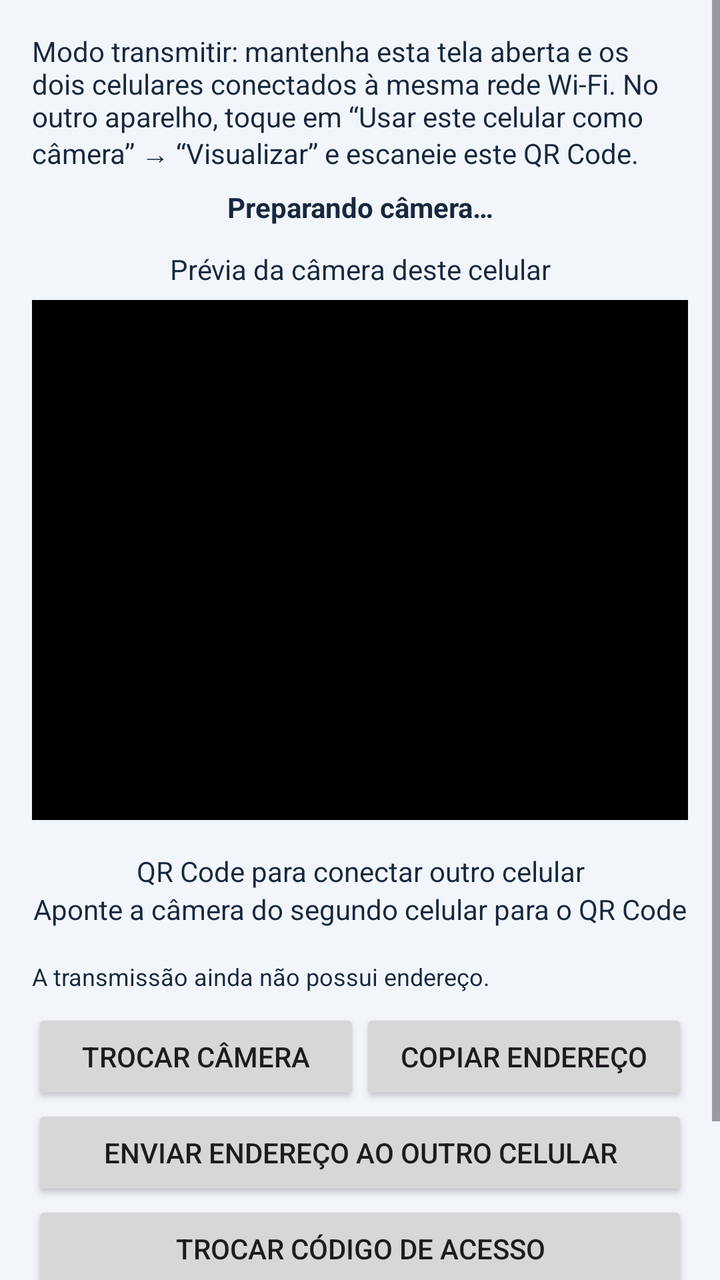
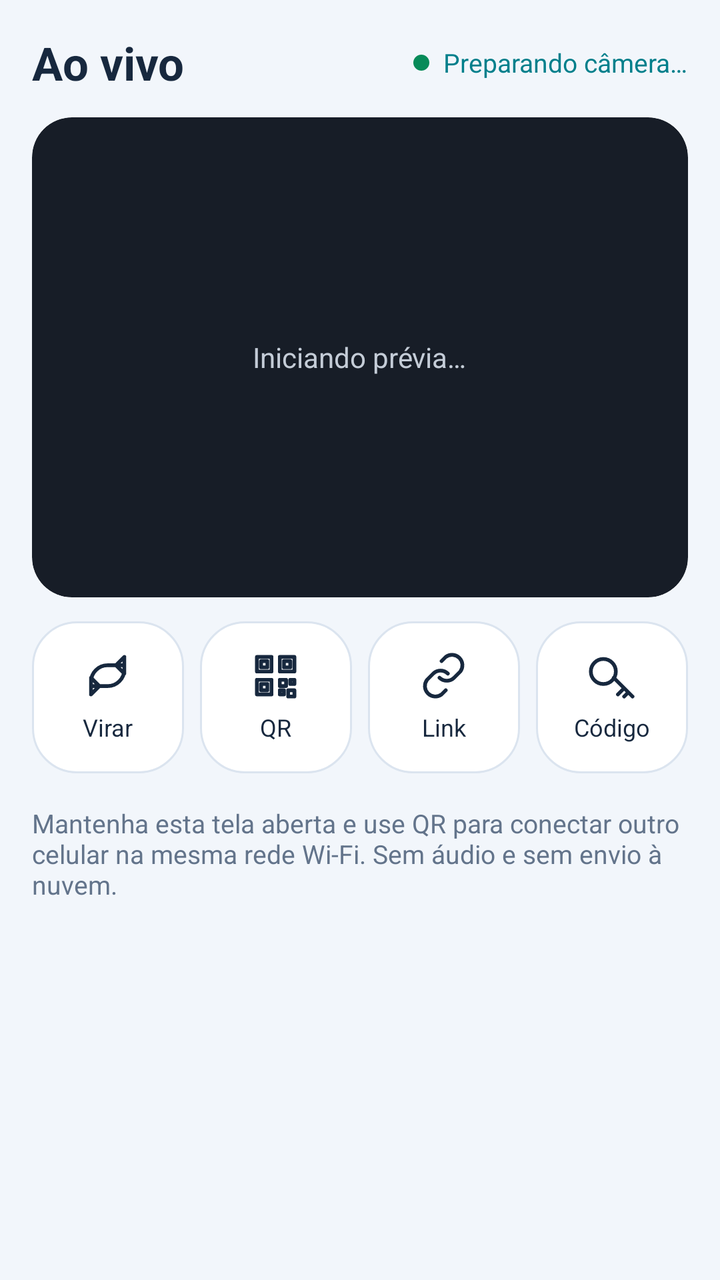

The first picture is an Android layout as it rendered before a commit; the second is the same layout after the commit. The layout source and the unified diff follow.
<!-- AndroidManifest.xml: application theme Theme.MinhaCamera -->
<!-- res/layout/activity_phone_camera.xml -->
<?xml version="1.0" encoding="utf-8"?>
<ScrollView xmlns:android="http://schemas.android.com/apk/res/android"
    android:layout_width="match_parent" android:layout_height="match_parent"
    android:background="@color/app_background" android:fillViewport="true">
    <LinearLayout android:layout_width="match_parent" android:layout_height="wrap_content"
        android:orientation="vertical" android:padding="16dp">
        <TextView android:layout_width="match_parent" android:layout_height="wrap_content"
            android:text="@string/phone_camera_instructions" android:textColor="@color/app_text"
            android:layout_marginBottom="8dp" />
        <TextView android:id="@+id/phoneStatus" android:layout_width="match_parent"
            android:layout_height="wrap_content" android:text="@string/phone_waiting"
            android:gravity="center" android:textStyle="bold" android:textColor="@color/app_text" />
        <TextView android:layout_width="match_parent" android:layout_height="wrap_content"
            android:text="@string/phone_preview_label" android:textColor="@color/app_text"
            android:gravity="center" android:layout_marginTop="12dp" android:layout_marginBottom="6dp" />
        <FrameLayout android:layout_width="match_parent" android:layout_height="260dp"
            android:background="#000000">
            <TextureView android:id="@+id/phonePreview" android:layout_width="match_parent"
                android:layout_height="match_parent" />
        </FrameLayout>
        <TextView android:layout_width="match_parent" android:layout_height="wrap_content"
            android:text="@string/phone_pairing_label" android:textColor="@color/app_text"
            android:gravity="center" android:layout_marginTop="16dp" />
        <ImageView android:id="@+id/phoneQrCode" android:layout_width="224dp"
            android:layout_height="224dp" android:layout_gravity="center_horizontal"
            android:layout_marginTop="8dp" android:layout_marginBottom="8dp"
            android:padding="8dp" android:background="#FFFFFF"
            android:scaleType="fitCenter" android:visibility="gone"
            android:contentDescription="@string/phone_qr_code_description" />
        <TextView android:layout_width="match_parent" android:layout_height="wrap_content"
            android:text="@string/phone_qr_hint" android:textColor="@color/app_text"
            android:gravity="center" android:layout_marginBottom="8dp" />
        <TextView android:id="@+id/phoneAddress" android:layout_width="match_parent"
            android:layout_height="wrap_content" android:text="@string/phone_no_address"
            android:textIsSelectable="true" android:layout_marginTop="8dp"
            android:textSize="12sp" android:textColor="@color/app_text"
            android:breakStrategy="simple" />
        <LinearLayout android:layout_width="match_parent" android:layout_height="wrap_content"
            android:orientation="horizontal" android:layout_marginTop="8dp">
            <Button android:id="@+id/phoneSwitch" android:layout_width="0dp" android:layout_weight="1"
                android:layout_height="wrap_content" android:text="@string/phone_switch" />
            <Button android:id="@+id/phoneCopy" android:layout_width="0dp" android:layout_weight="1"
                android:layout_height="wrap_content" android:text="@string/phone_copy" />
        </LinearLayout>
        <Button android:id="@+id/phoneShare" android:layout_width="match_parent"
            android:layout_height="wrap_content" android:text="@string/phone_share" />
        <Button android:id="@+id/phoneRevoke" android:layout_width="match_parent"
            android:layout_height="wrap_content" android:text="@string/phone_revoke" />
        <TextView android:layout_width="match_parent" android:layout_height="wrap_content"
            android:layout_marginTop="8dp" android:text="@string/phone_security_notice"
            android:textColor="@color/app_text" android:textSize="12sp" />
    </LinearLayout>
</ScrollView>
<!-- resources referenced by this layout -->
<resources>
  <color name="app_background">#F2F6FB</color>
  <color name="app_text">#17283E</color>
  <string name="phone_camera_instructions">Modo transmitir: mantenha esta tela aberta e os dois celulares conectados à mesma rede Wi-Fi. No outro aparelho, toque em “Usar este celular como câmera” → “Visualizar” e escaneie este QR Code.</string>
  <string name="phone_copy">Copiar endereço</string>
  <string name="phone_no_address">A transmissão ainda não possui endereço.</string>
  <string name="phone_pairing_label">QR Code para conectar outro celular</string>
  <string name="phone_preview_label">Prévia da câmera deste celular</string>
  <string name="phone_qr_code_description">QR Code para conectar outro celular a esta transmissão</string>
  <string name="phone_qr_hint">Aponte a câmera do segundo celular para o QR Code</string>
  <string name="phone_revoke">Trocar código de acesso</string>
  <string name="phone_security_notice">Sem áudio e sem internet externa. O endereço contém uma chave privada de acesso: não o compartilhe publicamente. Use “Trocar código de acesso” caso ele vaze. A câmera para ao sair da tela ou bloquear o aparelho.</string>
  <string name="phone_share">Enviar endereço ao outro celular</string>
  <string name="phone_switch">Trocar câmera</string>
  <string name="phone_waiting">Preparando câmera…</string>
  <color name="brand_primary">#176BCE</color>
  <color name="brand_on_primary">#FFFFFF</color>
  <color name="brand_secondary">#007F8B</color>
  <color name="app_surface">#FFFFFF</color>
  <!-- unchanged entries left out for length: 1 -->
</resources>

<!-- the commit's change to res/layout/activity_phone_camera.xml (unified diff, before → after) -->
@@ -2,52 +2,54 @@
 <ScrollView xmlns:android="http://schemas.android.com/apk/res/android"
     android:layout_width="match_parent" android:layout_height="match_parent"
     android:background="@color/app_background" android:fillViewport="true">
-    <LinearLayout android:layout_width="match_parent" android:layout_height="wrap_content"
-        android:orientation="vertical" android:padding="16dp">
-        <TextView android:layout_width="match_parent" android:layout_height="wrap_content"
-            android:text="@string/phone_camera_instructions" android:textColor="@color/app_text"
-            android:layout_marginBottom="8dp" />
-        <TextView android:id="@+id/phoneStatus" android:layout_width="match_parent"
-            android:layout_height="wrap_content" android:text="@string/phone_waiting"
-            android:gravity="center" android:textStyle="bold" android:textColor="@color/app_text" />
-        <TextView android:layout_width="match_parent" android:layout_height="wrap_content"
-            android:text="@string/phone_preview_label" android:textColor="@color/app_text"
-            android:gravity="center" android:layout_marginTop="12dp" android:layout_marginBottom="6dp" />
-        <FrameLayout android:layout_width="match_parent" android:layout_height="260dp"
-            android:background="#000000">
-            <TextureView android:id="@+id/phonePreview" android:layout_width="match_parent"
-                android:layout_height="match_parent" />
+    <LinearLayout android:layout_width="match_parent" android:layout_height="wrap_content" android:orientation="vertical" android:padding="16dp">
+        <LinearLayout android:layout_width="match_parent" android:layout_height="wrap_content" android:gravity="center_vertical" android:orientation="horizontal"
+            android:layout_marginBottom="12dp">
+            <TextView android:layout_width="0dp" android:layout_weight="1" android:layout_height="wrap_content"
+                android:text="@string/ui_live" android:textColor="@color/app_text" android:textSize="23sp" android:textStyle="bold"/>
+            <View android:layout_width="8dp" android:layout_height="8dp" android:background="@drawable/bg_ui_live"/>
+            <TextView android:id="@+id/phoneStatus" android:layout_width="wrap_content" android:layout_height="wrap_content"
+                android:text="@string/phone_waiting" android:textColor="@color/brand_secondary" android:layout_marginStart="7dp" android:textSize="13sp"/>
+        </LinearLayout>
+        <FrameLayout android:layout_width="match_parent" android:layout_height="240dp"
+            android:background="@drawable/bg_ui_preview" android:clipToOutline="true">
+            <TextureView android:id="@+id/phonePreview" android:layout_width="match_parent" android:layout_height="match_parent"/>
+            <TextView android:id="@+id/previewPlaceholder" android:layout_width="wrap_content" android:layout_height="wrap_content"
+                android:layout_gravity="center" android:text="@string/ui_preview_loading" android:textColor="#C4CCD7" android:textSize="14sp"/>
         </FrameLayout>
-        <TextView android:layout_width="match_parent" android:layout_height="wrap_content"
-            android:text="@string/phone_pairing_label" android:textColor="@color/app_text"
-            android:gravity="center" android:layout_marginTop="16dp" />
-        <ImageView android:id="@+id/phoneQrCode" android:layout_width="224dp"
-            android:layout_height="224dp" android:layout_gravity="center_horizontal"
-            android:layout_marginTop="8dp" android:layout_marginBottom="8dp"
-            android:padding="8dp" android:background="#FFFFFF"
-            android:scaleType="fitCenter" android:visibility="gone"
-            android:contentDescription="@string/phone_qr_code_description" />
-        <TextView android:layout_width="match_parent" android:layout_height="wrap_content"
-            android:text="@string/phone_qr_hint" android:textColor="@color/app_text"
-            android:gravity="center" android:layout_marginBottom="8dp" />
-        <TextView android:id="@+id/phoneAddress" android:layout_width="match_parent"
-            android:layout_height="wrap_content" android:text="@string/phone_no_address"
-            android:textIsSelectable="true" android:layout_marginTop="8dp"
-            android:textSize="12sp" android:textColor="@color/app_text"
-            android:breakStrategy="simple" />
-        <LinearLayout android:layout_width="match_parent" android:layout_height="wrap_content"
-            android:orientation="horizontal" android:layout_marginTop="8dp">
-            <Button android:id="@+id/phoneSwitch" android:layout_width="0dp" android:layout_weight="1"
-                android:layout_height="wrap_content" android:text="@string/phone_switch" />
-            <Button android:id="@+id/phoneCopy" android:layout_width="0dp" android:layout_weight="1"
-                android:layout_height="wrap_content" android:text="@string/phone_copy" />
+        <LinearLayout android:layout_width="match_parent" android:layout_height="wrap_content" android:layout_marginTop="12dp" android:orientation="horizontal">
+            <LinearLayout android:id="@+id/phoneSwitch" android:layout_width="0dp" android:layout_weight="1" android:layout_height="76dp"
+                android:layout_marginEnd="4dp" android:padding="8dp" android:background="@drawable/bg_ui_card" android:gravity="center" android:orientation="vertical"
+                android:clickable="true" android:focusable="true" android:contentDescription="@string/ui_flip">
+                <ImageView android:layout_width="25dp" android:layout_height="25dp" android:src="@drawable/ic_ui_flip" android:contentDescription="@null"/>
+                <TextView android:layout_width="wrap_content" android:layout_height="wrap_content" android:layout_marginTop="5dp"
+                    android:text="@string/ui_flip" android:textColor="@color/app_text" android:textSize="12sp"/>
+            </LinearLayout>
+            <LinearLayout android:id="@+id/phoneQr" android:layout_width="0dp" android:layout_weight="1" android:layout_height="76dp"
+                android:layout_marginStart="4dp" android:layout_marginEnd="4dp" android:padding="8dp" android:background="@drawable/bg_ui_card" android:gravity="center" android:orientation="vertical"
+                android:clickable="true" android:focusable="true" android:contentDescription="@string/ui_qr">
+                <ImageView android:layout_width="25dp" android:layout_height="25dp" android:src="@drawable/ic_ui_qr" android:contentDescription="@null"/>
+                <TextView android:layout_width="wrap_content" android:layout_height="wrap_content" android:layout_marginTop="5dp"
+                    android:text="@string/ui_qr" android:textColor="@color/app_text" android:textSize="12sp"/>
+            </LinearLayout>
+            <LinearLayout android:id="@+id/phoneLink" android:layout_width="0dp" android:layout_weight="1" android:layout_height="76dp"
+                android:layout_marginStart="4dp" android:layout_marginEnd="4dp" android:padding="8dp" android:background="@drawable/bg_ui_card" android:gravity="center" android:orientation="vertical"
+                android:clickable="true" android:focusable="true" android:contentDescription="@string/ui_link">
+                <ImageView android:layout_width="25dp" android:layout_height="25dp" android:src="@drawable/ic_ui_link" android:contentDescription="@null"/>
+                <TextView android:layout_width="wrap_content" android:layout_height="wrap_content" android:layout_marginTop="5dp"
+                    android:text="@string/ui_link" android:textColor="@color/app_text" android:textSize="12sp"/>
+            </LinearLayout>
+            <LinearLayout android:id="@+id/phoneRevoke" android:layout_width="0dp" android:layout_weight="1" android:layout_height="76dp"
+                android:layout_marginStart="4dp" android:padding="8dp" android:background="@drawable/bg_ui_card" android:gravity="center" android:orientation="vertical"
+                android:clickable="true" android:focusable="true" android:contentDescription="@string/ui_code">
+                <ImageView android:layout_width="25dp" android:layout_height="25dp" android:src="@drawable/ic_ui_key" android:contentDescription="@null"/>
+                <TextView android:layout_width="wrap_content" android:layout_height="wrap_content" android:layout_marginTop="5dp"
+                    android:text="@string/ui_code" android:textColor="@color/app_text" android:textSize="12sp"/>
+            </LinearLayout>
         </LinearLayout>
-        <Button android:id="@+id/phoneShare" android:layout_width="match_parent"
-            android:layout_height="wrap_content" android:text="@string/phone_share" />
-        <Button android:id="@+id/phoneRevoke" android:layout_width="match_parent"
-            android:layout_height="wrap_content" android:text="@string/phone_revoke" />
-        <TextView android:layout_width="match_parent" android:layout_height="wrap_content"
-            android:layout_marginTop="8dp" android:text="@string/phone_security_notice"
-            android:textColor="@color/app_text" android:textSize="12sp" />
+        <TextView android:layout_width="match_parent" android:layout_height="wrap_content" android:layout_marginTop="16dp"
+            android:text="@string/ui_stream_instructions" android:textColor="@color/ui_muted" android:textSize="13sp"/>
+        <TextView android:id="@+id/phoneAddress" android:layout_width="match_parent" android:layout_height="wrap_content"
+            android:visibility="gone" android:text="@string/phone_no_address"/>
     </LinearLayout>
 </ScrollView>
<!-- resource entries referenced after the edit -->
@@ -2,22 +2,57 @@
 <resources>
   <color name="app_background">#F2F6FB</color>
   <color name="app_text">#17283E</color>
-  <string name="phone_camera_instructions">Modo transmitir: mantenha esta tela aberta e os dois celulares conectados à mesma rede Wi-Fi. No outro aparelho, toque em “Usar este celular como câmera” → “Visualizar” e escaneie este QR Code.</string>
-  <string name="phone_copy">Copiar endereço</string>
   <string name="phone_no_address">A transmissão ainda não possui endereço.</string>
-  <string name="phone_pairing_label">QR Code para conectar outro celular</string>
-  <string name="phone_preview_label">Prévia da câmera deste celular</string>
-  <string name="phone_qr_code_description">QR Code para conectar outro celular a esta transmissão</string>
-  <string name="phone_qr_hint">Aponte a câmera do segundo celular para o QR Code</string>
-  <string name="phone_revoke">Trocar código de acesso</string>
-  <string name="phone_security_notice">Sem áudio e sem internet externa. O endereço contém uma chave privada de acesso: não o compartilhe publicamente. Use “Trocar código de acesso” caso ele vaze. A câmera para ao sair da tela ou bloquear o aparelho.</string>
-  <string name="phone_share">Enviar endereço ao outro celular</string>
-  <string name="phone_switch">Trocar câmera</string>
   <string name="phone_waiting">Preparando câmera…</string>
+  <string name="ui_code">Código</string>
+  <string name="ui_flip">Virar</string>
+  <string name="ui_link">Link</string>
+  <string name="ui_live">Ao vivo</string>
+  <string name="ui_preview_loading">Iniciando prévia…</string>
+  <string name="ui_qr">QR</string>
+  <string name="ui_stream_instructions">Mantenha esta tela aberta e use QR para conectar outro celular na mesma rede Wi-Fi. Sem áudio e sem envio à nuvem.</string>
   <color name="brand_primary">#176BCE</color>
   <color name="brand_on_primary">#FFFFFF</color>
   <color name="brand_secondary">#007F8B</color>
+  <color name="ui_muted">#63748B</color>
+  <!-- drawable bg_ui_card (drawable) -->
+  <?xml version="1.0" encoding="utf-8"?>
+  <shape xmlns:android="http://schemas.android.com/apk/res/android" android:shape="rectangle">
+      <solid android:color="@color/app_surface"/><corners android:radius="22dp"/>
+      <stroke android:width="1dp" android:color="@color/app_outline"/>
+  </shape>
+  <!-- drawable bg_ui_live (drawable) -->
+  <?xml version="1.0" encoding="utf-8"?>
+  <shape xmlns:android="http://schemas.android.com/apk/res/android" android:shape="oval">
+      <solid android:color="#078B59"/>
+  </shape>
+  <!-- drawable bg_ui_preview (drawable) -->
+  <?xml version="1.0" encoding="utf-8"?>
+  <shape xmlns:android="http://schemas.android.com/apk/res/android" android:shape="rectangle">
+      <solid android:color="#171D27"/><corners android:radius="20dp"/>
+  </shape>
+  <!-- drawable ic_ui_flip (drawable) -->
+  <?xml version="1.0" encoding="utf-8"?>
+  <vector xmlns:android="http://schemas.android.com/apk/res/android" android:width="24dp" android:height="24dp" android:viewportWidth="24" android:viewportHeight="24">
+      <path android:fillColor="@android:color/transparent" android:strokeColor="@color/app_text" android:strokeWidth="1.8" android:strokeLineCap="round" android:strokeLineJoin="round" android:pathData="M20 7v-4l-4 4 4 4V7h-8a8 8 0 0 0 -8 8 M4 17v4l4 -4 -4 -4v4h8a8 8 0 0 0 8 -8" />
+  </vector>
+  <!-- drawable ic_ui_key (drawable) -->
+  <?xml version="1.0" encoding="utf-8"?>
+  <vector xmlns:android="http://schemas.android.com/apk/res/android" android:width="24dp" android:height="24dp" android:viewportWidth="24" android:viewportHeight="24">
+      <path android:fillColor="@android:color/transparent" android:strokeColor="@color/app_text" android:strokeWidth="1.8" android:strokeLineCap="round" android:strokeLineJoin="round" android:pathData="M14 10a6 6 0 1 1 -6 -6a6 6 0 0 1 6 6z M13 13l9 9 M18 18l-3 3 M20 20l-2 2" />
+  </vector>
+  <!-- drawable ic_ui_link (drawable) -->
+  <?xml version="1.0" encoding="utf-8"?>
+  <vector xmlns:android="http://schemas.android.com/apk/res/android" android:width="24dp" android:height="24dp" android:viewportWidth="24" android:viewportHeight="24">
+      <path android:fillColor="@android:color/transparent" android:strokeColor="@color/app_text" android:strokeWidth="1.8" android:strokeLineCap="round" android:strokeLineJoin="round" android:pathData="M10 13a5 5 0 0 0 7 0l3 -3a5 5 0 0 0 -7 -7l-2 2 M14 11a5 5 0 0 0 -7 0l-3 3a5 5 0 0 0 7 7l2 -2" />
+  </vector>
+  <!-- drawable ic_ui_qr (drawable) -->
+  <?xml version="1.0" encoding="utf-8"?>
+  <vector xmlns:android="http://schemas.android.com/apk/res/android" android:width="24dp" android:height="24dp" android:viewportWidth="24" android:viewportHeight="24">
+      <path android:fillColor="@android:color/transparent" android:strokeColor="@color/app_text" android:strokeWidth="1.8" android:strokeLineCap="round" android:strokeLineJoin="round" android:pathData="M3 3h7v7H3z M14 3h7v7h-7z M3 14h7v7H3z M5 5h3v3H5z M16 5h3v3h-3z M5 16h3v3H5z M14 14h3v3h-3z M19 14h2v2h-2z M18 19h3v3h-3z M14 19h2v2h-2z" />
+  </vector>
   <color name="app_surface">#FFFFFF</color>
+  <color name="app_outline">#DBE4EF</color>
   <!-- unchanged entries left out for length: 1 -->
 </resources>
 
